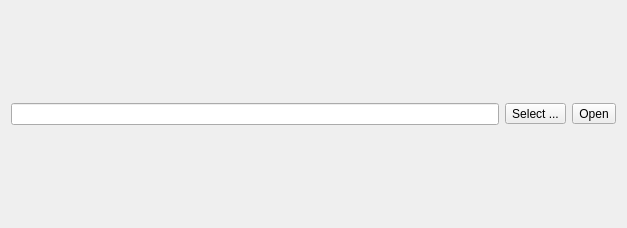
The window that fileselectoredit.ui (kriana/SilVerPLuM) describes before a commit, drawn with Qt 5.
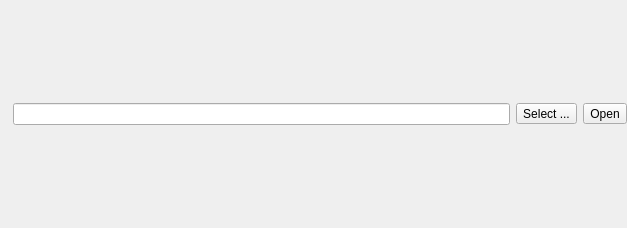
The same window after the commit. Icons and pictures are not drawn.

Patch:
```diff
--- a/fileselectoredit.ui
+++ b/fileselectoredit.ui
@@ -14,6 +14,28 @@
    <string>Form</string>
   </property>
   <layout class="QHBoxLayout" name="horizontalLayout">
+   <property name="spacing">
+    <number>6</number>
+   </property>
+   <property name="leftMargin">
+    <number>0</number>
+   </property>
+   <property name="topMargin">
+    <number>0</number>
+   </property>
+   <property name="rightMargin">
+    <number>0</number>
+   </property>
+   <property name="bottomMargin">
+    <number>0</number>
+   </property>
+   <item>
+    <widget class="QLabel" name="pathNotFound">
+     <property name="pixmap">
+      <pixmap resource="resources.qrc">:/resources/icons/emblem-warning-16.png</pixmap>
+     </property>
+    </widget>
+   </item>
    <item>
     <widget class="QLineEdit" name="pathEdit"/>
    </item>
```
Left out of the diff: 10 changed lines with no effect on the pictures.
